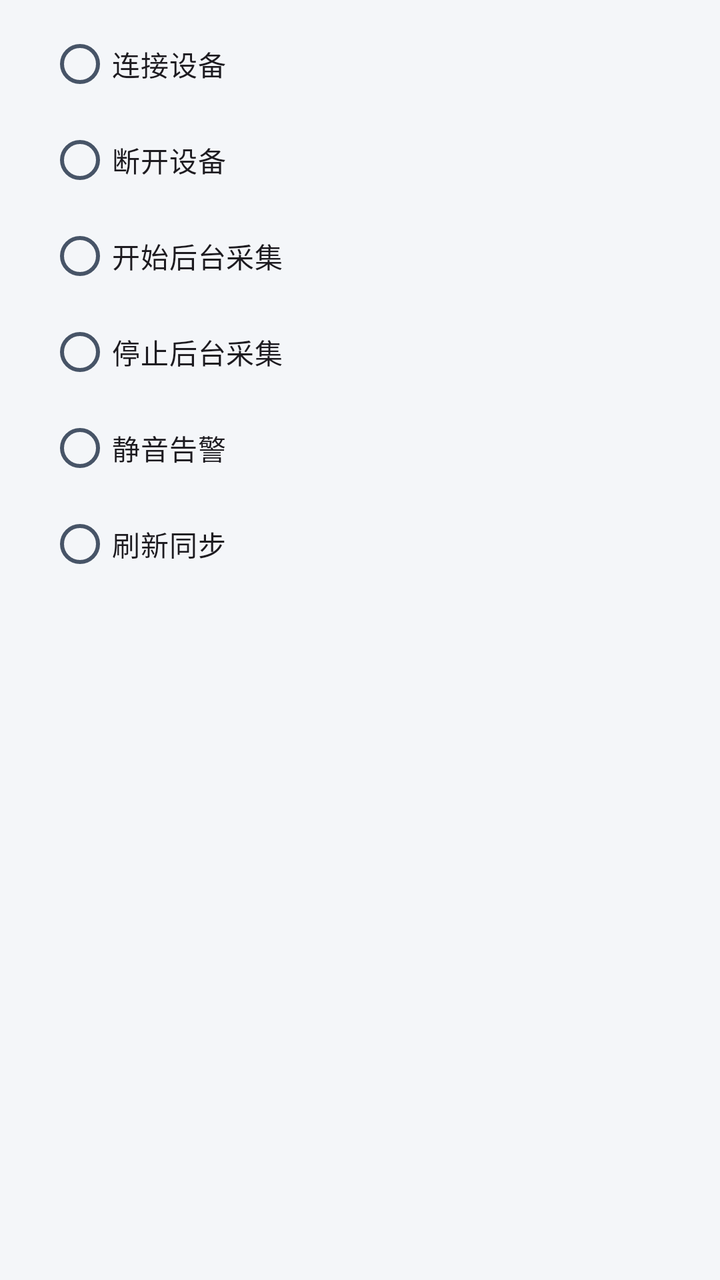
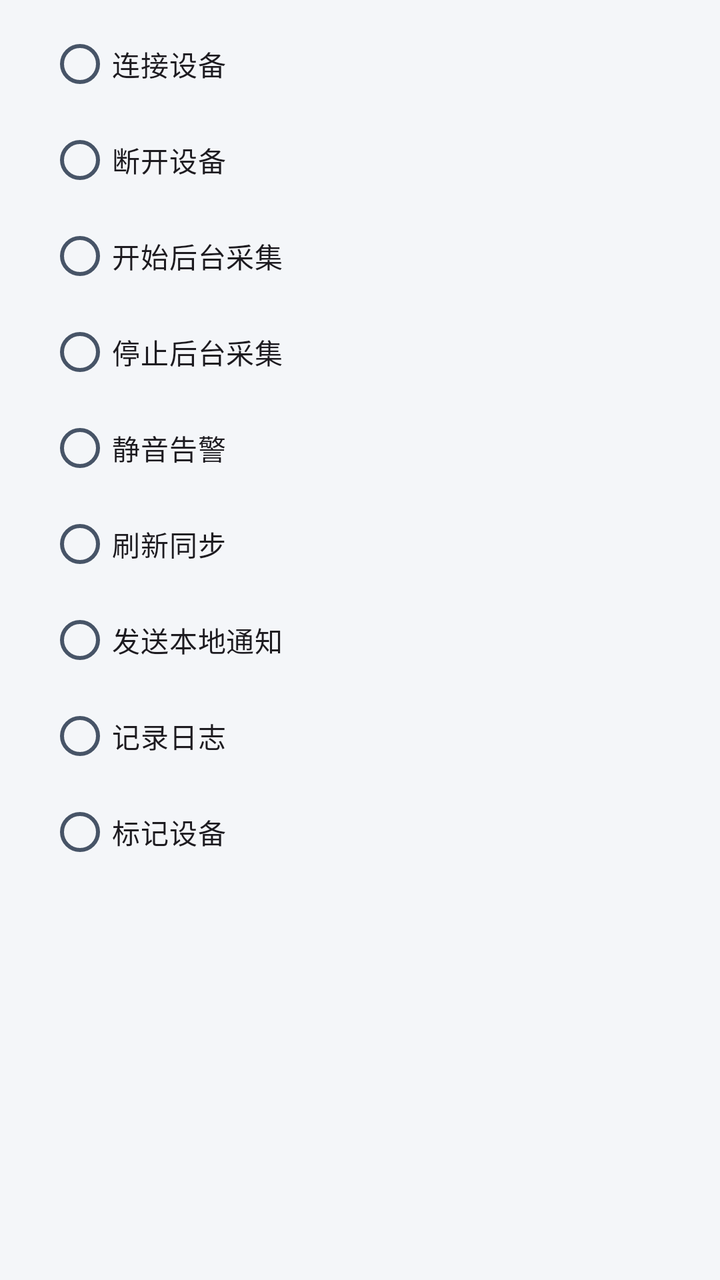

An Android layout rendered at two revisions. The XML below is the earlier revision; the diff shows what the commit changed to produce the second picture.
<!-- AndroidManifest.xml: application theme Theme.PKotlinApp -->
<!-- res/layout/dialog_scene_action.xml -->
<?xml version="1.0" encoding="utf-8"?>
<LinearLayout xmlns:android="http://schemas.android.com/apk/res/android"
    android:layout_width="match_parent"
    android:layout_height="wrap_content"
    android:orientation="vertical"
    android:paddingStart="@dimen/space_24"
    android:paddingTop="@dimen/space_8"
    android:paddingEnd="@dimen/space_24"
    android:paddingBottom="@dimen/space_8">

    <RadioGroup
        android:id="@+id/actionTypeGroup"
        android:layout_width="match_parent"
        android:layout_height="wrap_content"
        android:orientation="vertical">

        <RadioButton
            android:id="@+id/typeConnect"
            android:layout_width="match_parent"
            android:layout_height="@dimen/touch_min"
            android:text="@string/scene_action_connect_device" />

        <RadioButton
            android:id="@+id/typeDisconnect"
            android:layout_width="match_parent"
            android:layout_height="@dimen/touch_min"
            android:text="@string/scene_action_disconnect_device" />

        <RadioButton
            android:id="@+id/typeStartCollection"
            android:layout_width="match_parent"
            android:layout_height="@dimen/touch_min"
            android:text="@string/scene_action_start_collection" />

        <RadioButton
            android:id="@+id/typeStopCollection"
            android:layout_width="match_parent"
            android:layout_height="@dimen/touch_min"
            android:text="@string/scene_action_stop_collection" />

        <RadioButton
            android:id="@+id/typeMute"
            android:layout_width="match_parent"
            android:layout_height="@dimen/touch_min"
            android:text="@string/scene_action_mute_alerts" />

        <RadioButton
            android:id="@+id/typeSync"
            android:layout_width="match_parent"
            android:layout_height="@dimen/touch_min"
            android:text="@string/scene_action_sync_now" />
    </RadioGroup>

    <Spinner
        android:id="@+id/deviceSpinner"
        android:layout_width="match_parent"
        android:layout_height="@dimen/touch_min"
        android:visibility="gone" />

    <Spinner
        android:id="@+id/muteSpinner"
        android:layout_width="match_parent"
        android:layout_height="@dimen/touch_min"
        android:visibility="gone" />
</LinearLayout>
<!-- resources referenced by this layout -->
<resources>
  <dimen name="space_24">24dp</dimen>
  <dimen name="space_8">8dp</dimen>
  <dimen name="touch_min">48dp</dimen>
  <string name="scene_action_connect_device">连接设备</string>
  <string name="scene_action_disconnect_device">断开设备</string>
  <string name="scene_action_mute_alerts">静音告警</string>
  <string name="scene_action_start_collection">开始后台采集</string>
  <string name="scene_action_stop_collection">停止后台采集</string>
  <string name="scene_action_sync_now">刷新同步</string>
  <color name="canvas">#F4F6F9</color>
  <color name="primary">#175CD3</color>
  <color name="on_primary">#FFFFFF</color>
  <color name="chart_band">#E8EFFB</color>
  <color name="primary_text">#175CD3</color>
  <color name="surface">#FFFFFF</color>
  <color name="surface_sunken">#EEF1F5</color>
  <color name="text_primary">#101828</color>
  <color name="text_secondary">#475467</color>
  <color name="border">#D0D5DD</color>
  <color name="danger">#B42318</color>
  <color name="danger_bg">#FEF3F2</color>
  <color name="text_tertiary">#5F6A7D</color>
  <style name="Widget.App.Card" parent="Widget.Material3.CardView.Outlined">
          <item name="cardBackgroundColor">@color/surface</item>
          <item name="strokeColor">@color/divider</item>
          <item name="strokeWidth">@dimen/stroke_1</item>
          <item name="cardCornerRadius">@dimen/radius_12</item>
          <item name="cardElevation">@dimen/elevation_0</item>
          <item name="android:stateListAnimator">@null</item>
          <item name="rippleColor">@color/overlay_pressed</item>
      </style>
  <style name="Widget.App.Chip" parent="Widget.Material3.Chip.Filter">
          <item name="chipBackgroundColor">@color/chip_bg</item>
          <item name="chipStrokeColor">@color/chip_stroke</item>
          <item name="chipStrokeWidth">@dimen/stroke_1</item>
          <item name="android:textAppearance">@style/TextAppearance.App.Caption</item>
          <item name="android:textColor">@color/chip_text</item>
          <item name="chipMinHeight">@dimen/chip_h</item>
          <item name="chipCornerRadius">@dimen/radius_pill</item>
          <item name="checkedIconVisible">false</item>
      </style>
  <dimen name="button_h">48dp</dimen>
  <style name="TextAppearance.App.Button" parent="@style/TextAppearance.App.Body">
          <item name="android:fontFamily">sans-serif-medium</item>
          <item name="android:lineSpacingExtra">0dp</item>
      </style>
  <dimen name="radius_12">12dp</dimen>
  <color name="overlay_pressed">#0F101828</color>
  <color name="border_strong">#8A93A2</color>
  <dimen name="stroke_1">1dp</dimen>
  <color name="divider">#E4E7EC</color>
  <dimen name="elevation_0">0dp</dimen>
  <style name="TextAppearance.App.Caption" parent="@android:style/TextAppearance">
          <item name="android:textSize">13sp</item>
          <item name="android:textColor">@color/text_secondary</item>
          <item name="android:fontFamily">sans-serif</item>
          <item name="android:lineSpacingExtra">5dp</item>
          <item name="android:lineSpacingMultiplier">1.0</item>
      </style>
  <dimen name="chip_h">32dp</dimen>
  <dimen name="radius_pill">999dp</dimen>
  <style name="TextAppearance.App.Body" parent="@android:style/TextAppearance">
          <item name="android:textSize">17sp</item>
          <item name="android:textColor">@color/text_primary</item>
          <item name="android:fontFamily">sans-serif</item>
          <item name="android:lineSpacingExtra">7dp</item>
          <item name="android:lineSpacingMultiplier">1.0</item>
      </style>
  <!-- unchanged entries left out for length: 3 -->
</resources>

<!-- the commit's change to res/layout/dialog_scene_action.xml (unified diff, before → after) -->
@@ -49,6 +49,24 @@
             android:layout_width="match_parent"
             android:layout_height="@dimen/touch_min"
             android:text="@string/scene_action_sync_now" />
+
+        <RadioButton
+            android:id="@+id/typeNotify"
+            android:layout_width="match_parent"
+            android:layout_height="@dimen/touch_min"
+            android:text="@string/scene_action_notify" />
+
+        <RadioButton
+            android:id="@+id/typeRecordLog"
+            android:layout_width="match_parent"
+            android:layout_height="@dimen/touch_min"
+            android:text="@string/scene_action_record_log" />
+
+        <RadioButton
+            android:id="@+id/typeMarkDevice"
+            android:layout_width="match_parent"
+            android:layout_height="@dimen/touch_min"
+            android:text="@string/scene_action_mark_device" />
     </RadioGroup>
 
     <Spinner
<!-- resource entries referenced after the edit -->
@@ -5,7 +5,10 @@
   <dimen name="touch_min">48dp</dimen>
   <string name="scene_action_connect_device">连接设备</string>
   <string name="scene_action_disconnect_device">断开设备</string>
+  <string name="scene_action_mark_device">标记设备</string>
   <string name="scene_action_mute_alerts">静音告警</string>
+  <string name="scene_action_notify">发送本地通知</string>
+  <string name="scene_action_record_log">记录日志</string>
   <string name="scene_action_start_collection">开始后台采集</string>
   <string name="scene_action_stop_collection">停止后台采集</string>
   <string name="scene_action_sync_now">刷新同步</string>
